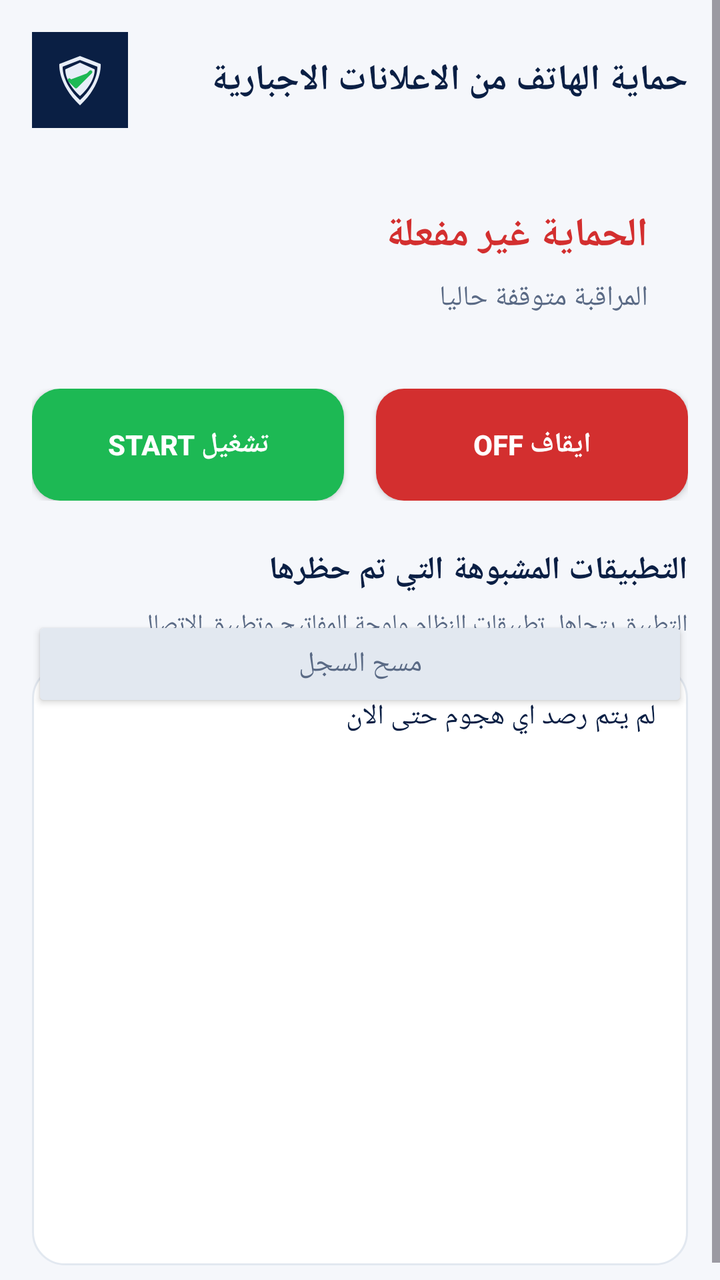
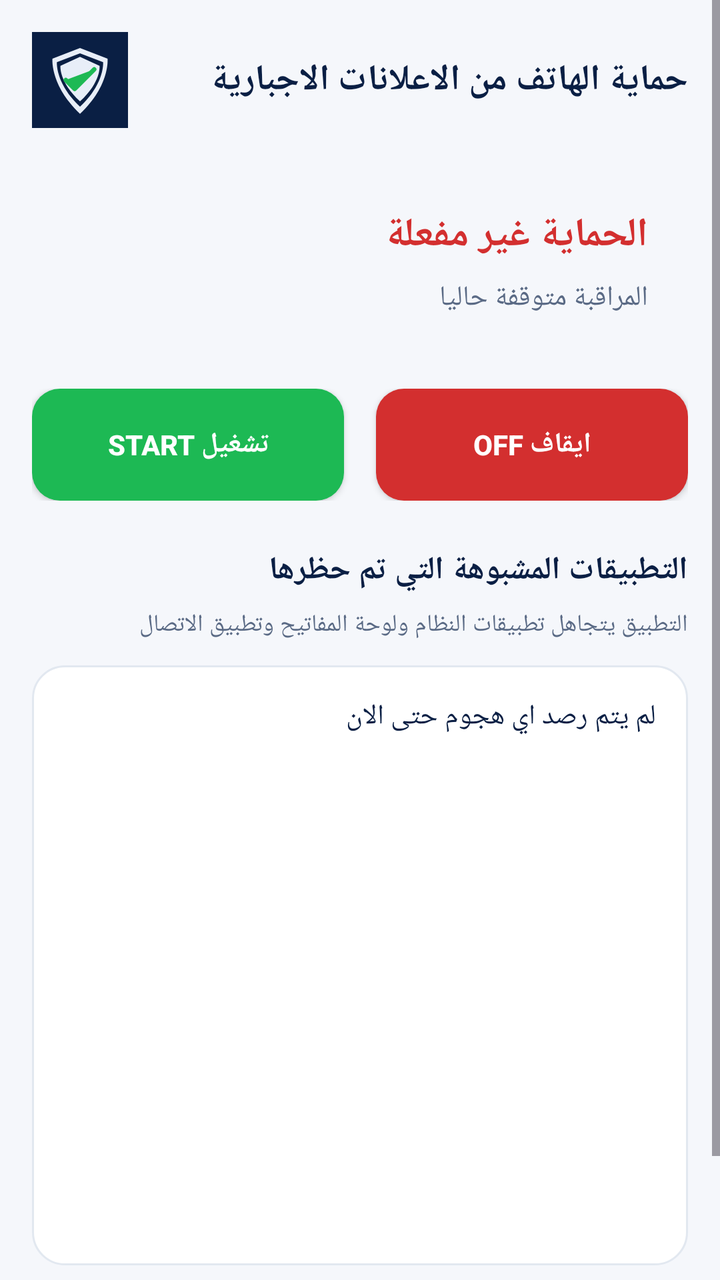

Compare the two renders of this Android layout. The source of the first and the diff that turns it into the second are given below.
<!-- AndroidManifest.xml: application theme Theme.ScreenGuard -->
<!-- res/layout/activity_main.xml -->
<?xml version="1.0" encoding="utf-8"?>
<ScrollView xmlns:android="http://schemas.android.com/apk/res/android"
    xmlns:app="http://schemas.android.com/apk/res-auto"
    android:layout_width="match_parent"
    android:layout_height="match_parent"
    android:background="@color/background">
    <androidx.constraintlayout.widget.ConstraintLayout
        android:layout_width="match_parent"
        android:layout_height="wrap_content"
        android:padding="16dp">
        <LinearLayout
            android:id="@+id/header"
            android:layout_width="match_parent"
            android:layout_height="wrap_content"
            android:orientation="horizontal"
            android:gravity="center_vertical"
            app:layout_constraintTop_toTopOf="parent">
            <ImageView
                android:layout_width="48dp"
                android:layout_height="48dp"
                android:src="@drawable/ic_launcher_foreground"
                android:background="@color/primary_dark"
                android:padding="6dp"/>
            <TextView
                android:layout_width="0dp"
                android:layout_height="wrap_content"
                android:layout_weight="1"
                android:layout_marginStart="12dp"
                android:text="@string/header_title"
                android:textSize="18sp"
                android:textStyle="bold"
                android:textColor="@color/text_primary"/>
        </LinearLayout>
        <LinearLayout
            android:id="@+id/statusCard"
            android:layout_width="match_parent"
            android:layout_height="wrap_content"
            android:orientation="vertical"
            android:background="@drawable/bg_status_red"
            android:padding="20dp"
            android:layout_marginTop="20dp"
            app:layout_constraintTop_toBottomOf="@id/header">
            <TextView
                android:id="@+id/tvStatus"
                android:layout_width="match_parent"
                android:layout_height="wrap_content"
                android:text="@string/status_off"
                android:textSize="20sp"
                android:textStyle="bold"
                android:textColor="@color/red_stop"/>
            <TextView
                android:id="@+id/tvDesc"
                android:layout_width="match_parent"
                android:layout_height="wrap_content"
                android:layout_marginTop="8dp"
                android:text="@string/desc_off"
                android:textSize="14sp"
                android:textColor="@color/text_secondary"/>
        </LinearLayout>
        <LinearLayout
            android:id="@+id/buttonsRow"
            android:layout_width="match_parent"
            android:layout_height="wrap_content"
            android:orientation="horizontal"
            android:layout_marginTop="16dp"
            app:layout_constraintTop_toBottomOf="@id/statusCard">
            <Button
                android:id="@+id/btnStart"
                android:layout_width="0dp"
                android:layout_height="56dp"
                android:layout_weight="1"
                android:layout_marginEnd="8dp"
                android:background="@drawable/bg_button_start"
                android:text="@string/btn_start"
                android:textColor="#FFFFFF"
                android:textStyle="bold"
                android:backgroundTint="@null"/>
            <Button
                android:id="@+id/btnStop"
                android:layout_width="0dp"
                android:layout_height="56dp"
                android:layout_weight="1"
                android:layout_marginStart="8dp"
                android:background="@drawable/bg_button_stop"
                android:text="@string/btn_stop"
                android:textColor="#FFFFFF"
                android:textStyle="bold"
                android:backgroundTint="@null"/>
        </LinearLayout>
        <TextView
            android:id="@+id/tvLogTitle"
            android:layout_width="match_parent"
            android:layout_height="wrap_content"
            android:layout_marginTop="24dp"
            android:text="@string/log_title"
            android:textSize="16sp"
            android:textStyle="bold"
            android:textColor="@color/text_primary"
            app:layout_constraintTop_toBottomOf="@id/buttonsRow"/>
        <TextView
            android:id="@+id/tvWhiteList"
            android:layout_width="match_parent"
            android:layout_height="wrap_content"
            android:layout_marginTop="8dp"
            android:text="@string/whitelist_info"
            android:textSize="12sp"
            android:textColor="@color/text_secondary"
            app:layout_constraintTop_toBottomOf="@id/tvLogTitle"/>
        <ScrollView
            android:layout_width="match_parent"
            android:layout_height="300dp"
            android:layout_marginTop="12dp"
            android:background="@drawable/bg_log_box"
            app:layout_constraintTop_toBottomOf="@id/tvWhiteList">
            <TextView
                android:id="@+id/tvLogs"
                android:layout_width="match_parent"
                android:layout_height="wrap_content"
                android:padding="16dp"
                android:text="@string/log_empty"
                android:textSize="14sp"
                android:textColor="@color/text_primary"/>
        </ScrollView>
        <Button
            android:id="@+id/btnClear"
            android:layout_width="match_parent"
            android:layout_height="48dp"
            android:layout_marginTop="12dp"
            android:text="@string/clear_logs"
            android:backgroundTint="@color/border_light"
            android:textColor="@color/text_secondary"
            app:layout_constraintTop_toBottomOf="@id/tvLogTitle"
            android:layout_marginBottom="20dp"/>
    </androidx.constraintlayout.widget.ConstraintLayout>
</ScrollView>
<!-- resources referenced by this layout -->
<resources>
  <color name="background">#F5F7FB</color>
  <color name="border_light">#E2E8F0</color>
  <color name="primary_dark">#0A1F44</color>
  <color name="red_stop">#D32F2F</color>
  <color name="text_primary">#0A1F44</color>
  <color name="text_secondary">#5A6A85</color>
  <!-- drawable bg_button_start (drawable) -->
  <?xml version="1.0" encoding="utf-8"?>
  <shape xmlns:android="http://schemas.android.com/apk/res/android">
      <corners android:radius="14dp"/>
      <solid android:color="@color/green_start"/>
  </shape>
  <!-- drawable bg_button_stop (drawable) -->
  <?xml version="1.0" encoding="utf-8"?>
  <shape xmlns:android="http://schemas.android.com/apk/res/android">
      <corners android:radius="14dp"/>
      <solid android:color="@color/red_stop"/>
  </shape>
  <!-- drawable bg_log_box (drawable) -->
  <?xml version="1.0" encoding="utf-8"?>
  <shape xmlns:android="http://schemas.android.com/apk/res/android">
      <corners android:radius="16dp"/>
      <solid android:color="@color/card_light"/>
      <stroke android:width="1dp" android:color="@color/border_light"/>
  </shape>
  <!-- drawable ic_launcher_foreground (drawable) -->
  <?xml version="1.0" encoding="utf-8"?>
  <vector xmlns:android="http://schemas.android.com/apk/res/android"
      android:width="108dp"
      android:height="108dp"
      android:viewportWidth="108"
      android:viewportHeight="108">
      <path
          android:fillColor="#E8EEF8"
          android:pathData="M54,18L23,30C23,30 20,60 54,92C88,60 85,30 85,30L54,18Z"/>
      <path
          android:fillColor="#0A1F44"
          android:pathData="M54,24L28,34C28,34 26,58 54,84C82,58 80,34 80,34L54,24Z"/>
      <path
          android:fillColor="#E8EEF8"
          android:pathData="M54,28L32,38C32,38 30,56 54,78C78,56 76,38 76,38L54,28Z"/>
      <path
          android:fillColor="#1DB954"
          android:pathData="M38,54L48,64L70,42"
          android:strokeColor="#1DB954"
          android:strokeWidth="5"
          android:strokeLineCap="round"
          android:strokeLineJoin="round"/>
  </vector>
  <string name="btn_start">START تشغيل</string>
  <string name="btn_stop">OFF ايقاف</string>
  <string name="clear_logs">مسح السجل</string>
  <string name="desc_off">المراقبة متوقفة حاليا</string>
  <string name="header_title">حماية الهاتف من الاعلانات الاجبارية</string>
  <string name="log_empty">لم يتم رصد اي هجوم حتى الان</string>
  <string name="log_title">التطبيقات المشبوهة التي تم حظرها</string>
  <string name="status_off">الحماية غير مفعلة</string>
  <string name="whitelist_info">التطبيق يتجاهل تطبيقات النظام ولوحة المفاتيح وتطبيق الاتصال</string>
  <style name="Theme.ScreenGuard" parent="Theme.Material3.DayNight.NoActionBar">
          <item name="colorPrimary">@color/primary_dark</item>
          <item name="colorOnPrimary">@color/text_on_dark</item>
          <item name="android:statusBarColor">@color/primary_dark</item>
      </style>
  <color name="green_start">#1DB954</color>
  <color name="card_light">#FFFFFF</color>
  <color name="text_on_dark">#E8EEF8</color>
</resources>

<!-- the commit's change to res/layout/activity_main.xml (unified diff, before → after) -->
@@ -19,8 +19,7 @@
                 android:layout_width="48dp"
                 android:layout_height="48dp"
                 android:src="@drawable/ic_launcher_foreground"
-                android:background="@color/primary_dark"
-                android:padding="6dp"/>
+                android:background="@color/primary_dark" />
             <TextView
                 android:layout_width="0dp"
                 android:layout_height="wrap_content"
@@ -64,7 +63,7 @@
             android:orientation="horizontal"
             android:layout_marginTop="16dp"
             app:layout_constraintTop_toBottomOf="@id/statusCard">
-            <Button
+            <androidx.appcompat.widget.AppCompatButton
                 android:id="@+id/btnStart"
                 android:layout_width="0dp"
                 android:layout_height="56dp"
@@ -73,9 +72,8 @@
                 android:background="@drawable/bg_button_start"
                 android:text="@string/btn_start"
                 android:textColor="#FFFFFF"
-                android:textStyle="bold"
-                android:backgroundTint="@null"/>
-            <Button
+                android:textStyle="bold"/>
+            <androidx.appcompat.widget.AppCompatButton
                 android:id="@+id/btnStop"
                 android:layout_width="0dp"
                 android:layout_height="56dp"
@@ -84,8 +82,7 @@
                 android:background="@drawable/bg_button_stop"
                 android:text="@string/btn_stop"
                 android:textColor="#FFFFFF"
-                android:textStyle="bold"
-                android:backgroundTint="@null"/>
+                android:textStyle="bold"/>
         </LinearLayout>
         <TextView
             android:id="@+id/tvLogTitle"
@@ -107,6 +104,7 @@
             android:textColor="@color/text_secondary"
             app:layout_constraintTop_toBottomOf="@id/tvLogTitle"/>
         <ScrollView
+            android:id="@+id/logScroll"
             android:layout_width="match_parent"
             android:layout_height="300dp"
             android:layout_marginTop="12dp"
@@ -121,15 +119,14 @@
                 android:textSize="14sp"
                 android:textColor="@color/text_primary"/>
         </ScrollView>
-        <Button
+        <androidx.appcompat.widget.AppCompatButton
             android:id="@+id/btnClear"
             android:layout_width="match_parent"
             android:layout_height="48dp"
             android:layout_marginTop="12dp"
             android:text="@string/clear_logs"
-            android:backgroundTint="@color/border_light"
+            android:background="@drawable/bg_card"
             android:textColor="@color/text_secondary"
-            app:layout_constraintTop_toBottomOf="@id/tvLogTitle"
-            android:layout_marginBottom="20dp"/>
+            app:layout_constraintTop_toBottomOf="@id/logScroll"/>
     </androidx.constraintlayout.widget.ConstraintLayout>
 </ScrollView>
<!-- resource entries referenced after the edit -->
@@ -1,7 +1,6 @@
 <!-- resources referenced by this layout -->
 <resources>
   <color name="background">#F5F7FB</color>
-  <color name="border_light">#E2E8F0</color>
   <color name="primary_dark">#0A1F44</color>
   <color name="red_stop">#D32F2F</color>
   <color name="text_primary">#0A1F44</color>
@@ -17,6 +16,14 @@
   <shape xmlns:android="http://schemas.android.com/apk/res/android">
       <corners android:radius="14dp"/>
       <solid android:color="@color/red_stop"/>
+  </shape>
+  <!-- drawable bg_card (drawable) -->
+  <?xml version="1.0" encoding="utf-8"?>
+  <shape xmlns:android="http://schemas.android.com/apk/res/android"
+      android:shape="rectangle">
+      <corners android:radius="20dp"/>
+      <solid android:color="@color/card_light"/>
+      <stroke android:width="1dp" android:color="@color/border_light"/>
   </shape>
   <!-- drawable bg_log_box (drawable) -->
   <?xml version="1.0" encoding="utf-8"?>
@@ -65,6 +72,7 @@
       </style>
   <color name="green_start">#1DB954</color>
   <color name="card_light">#FFFFFF</color>
+  <color name="border_light">#E2E8F0</color>
   <color name="text_on_dark">#E8EEF8</color>
 </resources>
 
